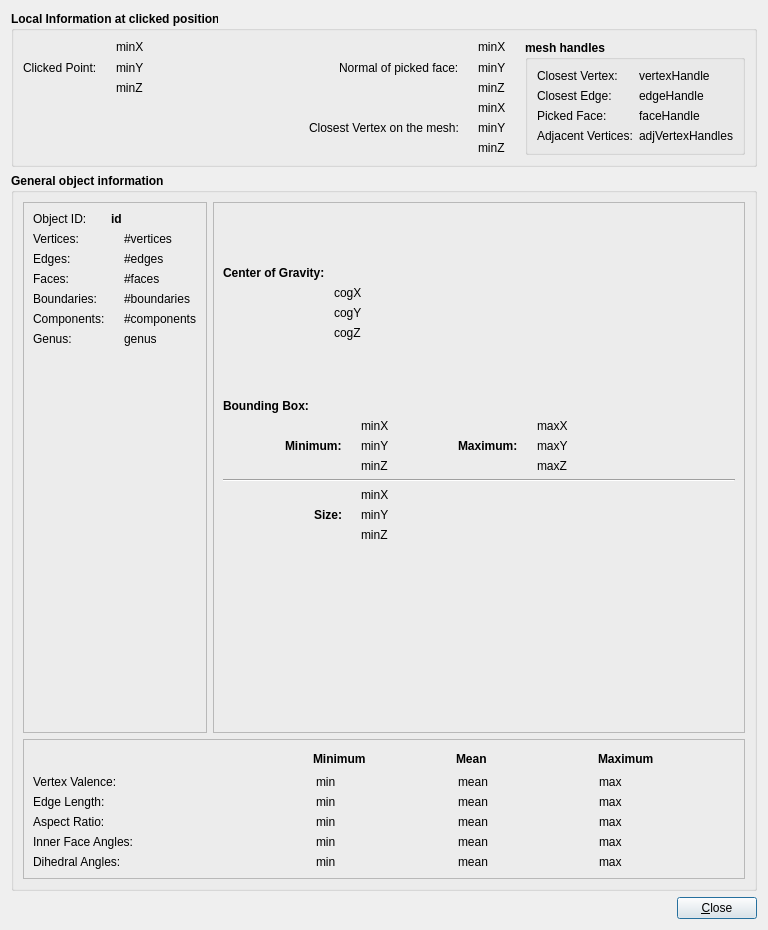
This is Plugin-InfoMeshObject/infoWidget.ui in ShenRen/OpenFlipper as Qt 5 draws it before an edit. The edited form follows.
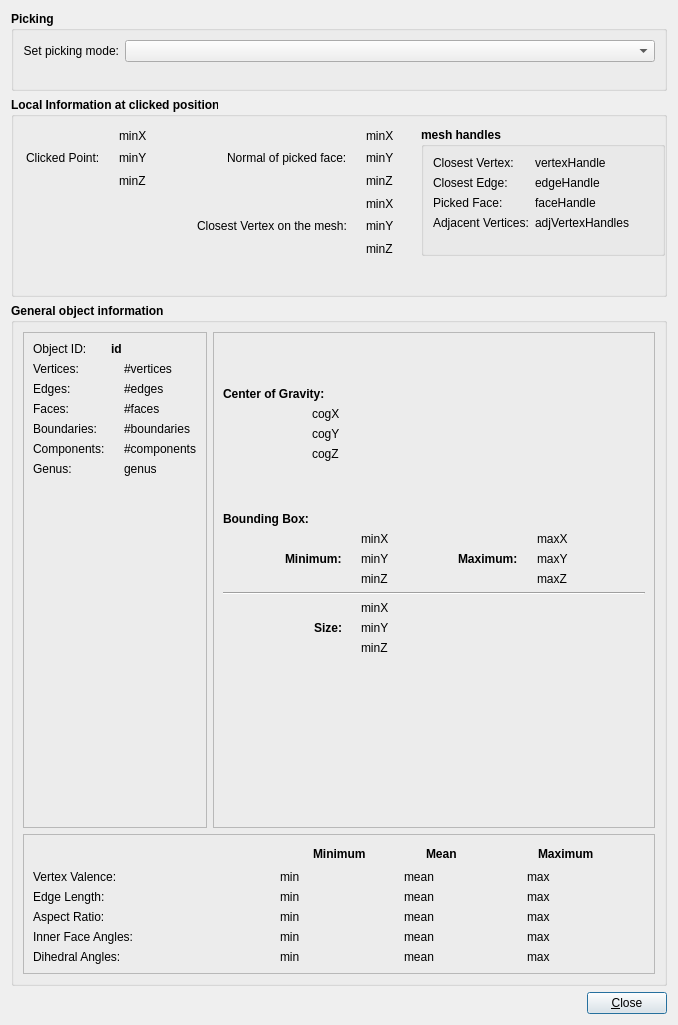
This is the edited form. Icons and pictures are not drawn.

Commit message: Added pick mode selection to info widget.

The edit to the form file:
```diff
--- a/Plugin-InfoMeshObject/infoWidget.ui
+++ b/Plugin-InfoMeshObject/infoWidget.ui
@@ -6,16 +6,73 @@
    <rect>
     <x>0</x>
     <y>0</y>
-    <width>768</width>
-    <height>930</height>
+    <width>678</width>
+    <height>1025</height>
    </rect>
   </property>
   <property name="windowTitle">
    <string>Object Information</string>
   </property>
-  <layout class="QVBoxLayout" name="verticalLayout_11">
+  <layout class="QGridLayout" name="gridLayout_3">
+   <item row="0" column="0">
+    <widget class="QGroupBox" name="groupBox">
+     <property name="minimumSize">
+      <size>
+       <width>0</width>
+       <height>80</height>
+      </size>
+     </property>
+     <property name="font">
+      <font>
+       <weight>75</weight>
+       <bold>true</bold>
+      </font>
+     </property>
+     <property name="title">
+      <string>Picking</string>
+     </property>
+     <layout class="QVBoxLayout" name="verticalLayout_12">
    <item>
+       <layout class="QFormLayout" name="formLayout_2">
+        <item row="0" column="0">
+         <widget class="QLabel" name="label">
+          <property name="font">
+           <font>
+            <weight>50</weight>
+            <bold>false</bold>
+           </font>
+          </property>
+          <property name="text">
+           <string>Set picking mode:</string>
+          </property>
+          <property name="alignment">
+           <set>Qt::AlignRight|Qt::AlignTrailing|Qt::AlignVCenter</set>
+          </property>
+         </widget>
+        </item>
+        <item row="0" column="1">
+         <widget class="QComboBox" name="pickMode">
+          <property name="font">
+           <font>
+            <weight>50</weight>
+            <bold>false</bold>
+           </font>
+          </property>
+         </widget>
+        </item>
+       </layout>
+      </item>
+     </layout>
+    </widget>
+   </item>
+   <item row="1" column="0">
     <widget class="QGroupBox" name="groupBox_3">
+     <property name="minimumSize">
+      <size>
+       <width>0</width>
+       <height>200</height>
+      </size>
+     </property>
      <property name="font">
       <font>
        <weight>75</weight>
@@ -25,8 +82,15 @@
      <property name="title">
       <string>Local Information at clicked position</string>
      </property>
-     <layout class="QHBoxLayout" name="horizontalLayout_15">
-      <item>
+     <widget class="QWidget" name="">
+      <property name="geometry">
+       <rect>
+        <x>15</x>
+        <y>30</y>
+        <width>381</width>
+        <height>130</height>
+       </rect>
+      </property>
        <layout class="QGridLayout" name="gridLayout_2">
         <item row="0" column="0">
          <layout class="QHBoxLayout" name="horizontalLayout_12">
@@ -295,9 +359,16 @@
          </layout>
         </item>
        </layout>
-      </item>
-      <item>
+     </widget>
        <widget class="QGroupBox" name="groupBox_2">
+      <property name="geometry">
+       <rect>
+        <x>410</x>
+        <y>30</y>
+        <width>244</width>
+        <height>129</height>
+       </rect>
+      </property>
         <property name="font">
          <font>
           <weight>75</weight>
@@ -417,11 +488,9 @@
          </item>
         </layout>
        </widget>
-      </item>
-     </layout>
     </widget>
    </item>
-   <item>
+   <item row="2" column="0">
     <widget class="QGroupBox" name="generalBox">
      <property name="font">
       <font>
@@ -1600,7 +1669,7 @@
      </layout>
     </widget>
    </item>
-   <item>
+   <item row="3" column="0">
     <layout class="QHBoxLayout" name="horizontalLayout_2">
      <item>
       <spacer name="horizontalSpacer_2">
```
Left out of the diff: 8 changed lines with no effect on the pictures. Lines whose indentation alone changed are shown as unchanged. The commit also changes 2 other files.
